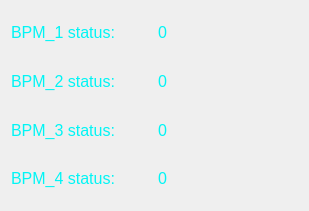
Before: the Qt Designer form StatusWidget.ui in Snake9889/FreqMeasure, drawn with Qt 5.
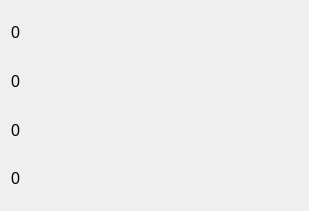
After: the same form once the commit is applied.

Commit message: StatusWidget almost Done!

Diff of the .ui file:
```diff
--- a/StatusWidget.ui
+++ b/StatusWidget.ui
@@ -16,21 +16,6 @@
   <layout class="QVBoxLayout" name="verticalLayout">
    <item>
     <layout class="QHBoxLayout" name="horizontalLayout">
-     <item>
-      <widget class="QLabel" name="bpm_1_label">
-       <property name="font">
-        <font>
-         <pointsize>12</pointsize>
-        </font>
-       </property>
-       <property name="styleSheet">
-        <string notr="true">color: rgb(0, 245, 245);</string>
-       </property>
-       <property name="text">
-        <string>BPM_1 status:</string>
-       </property>
-      </widget>
-     </item>
      <item>
       <widget class="QLabel" name="status_1">
        <property name="font">
@@ -42,7 +27,7 @@
         <string>Number of received packeges from BPM_1</string>
        </property>
        <property name="styleSheet">
-        <string notr="true">color: rgb(0, 245, 245);</string>
+        <string notr="true"/>
        </property>
        <property name="text">
         <string>0</string>
@@ -53,21 +38,6 @@
    </item>
    <item>
     <layout class="QHBoxLayout" name="horizontalLayout_2">
-     <item>
-      <widget class="QLabel" name="bpm_2_label">
-       <property name="font">
-        <font>
-         <pointsize>12</pointsize>
-        </font>
-       </property>
-       <property name="styleSheet">
-        <string notr="true">color: rgb(0, 245, 245);</string>
-       </property>
-       <property name="text">
-        <string>BPM_2 status:</string>
-       </property>
-      </widget>
-     </item>
      <item>
       <widget class="QLabel" name="status_2">
        <property name="font">
@@ -79,7 +49,7 @@
         <string>Number of received packeges from BPM_2</string>
        </property>
        <property name="styleSheet">
-        <string notr="true">color: rgb(0, 245, 245);</string>
+        <string notr="true"/>
        </property>
        <property name="text">
         <string>0</string>
@@ -90,21 +60,6 @@
    </item>
    <item>
     <layout class="QHBoxLayout" name="horizontalLayout_3">
-     <item>
-      <widget class="QLabel" name="bpm_3_label">
-       <property name="font">
-        <font>
-         <pointsize>12</pointsize>
-        </font>
-       </property>
-       <property name="styleSheet">
-        <string notr="true">color: rgb(0, 245, 245);</string>
-       </property>
-       <property name="text">
-        <string>BPM_3 status:</string>
-       </property>
-      </widget>
-     </item>
      <item>
       <widget class="QLabel" name="status_3">
        <property name="font">
@@ -116,7 +71,7 @@
         <string>Number of received packeges from BPM_3</string>
        </property>
        <property name="styleSheet">
-        <string notr="true">color: rgb(0, 245, 245);</string>
+        <string notr="true"/>
        </property>
        <property name="text">
         <string>0</string>
@@ -127,21 +82,6 @@
    </item>
    <item>
     <layout class="QHBoxLayout" name="horizontalLayout_4">
-     <item>
-      <widget class="QLabel" name="bpm_4_label">
-       <property name="font">
-        <font>
-         <pointsize>12</pointsize>
-        </font>
-       </property>
-       <property name="styleSheet">
-        <string notr="true">color: rgb(0, 245, 245);</string>
-       </property>
-       <property name="text">
-        <string>BPM_4 status:</string>
-       </property>
-      </widget>
-     </item>
      <item>
       <widget class="QLabel" name="status_4">
        <property name="font">
@@ -153,8 +93,7 @@
         <string>Number of received packeges from BPM_4</string>
        </property>
        <property name="styleSheet">
-        <string notr="true">color: rgb(0, 245, 245);
-</string>
+        <string notr="true"/>
        </property>
        <property name="text">
         <string>0</string>
```
The commit also changes 5 other files.
